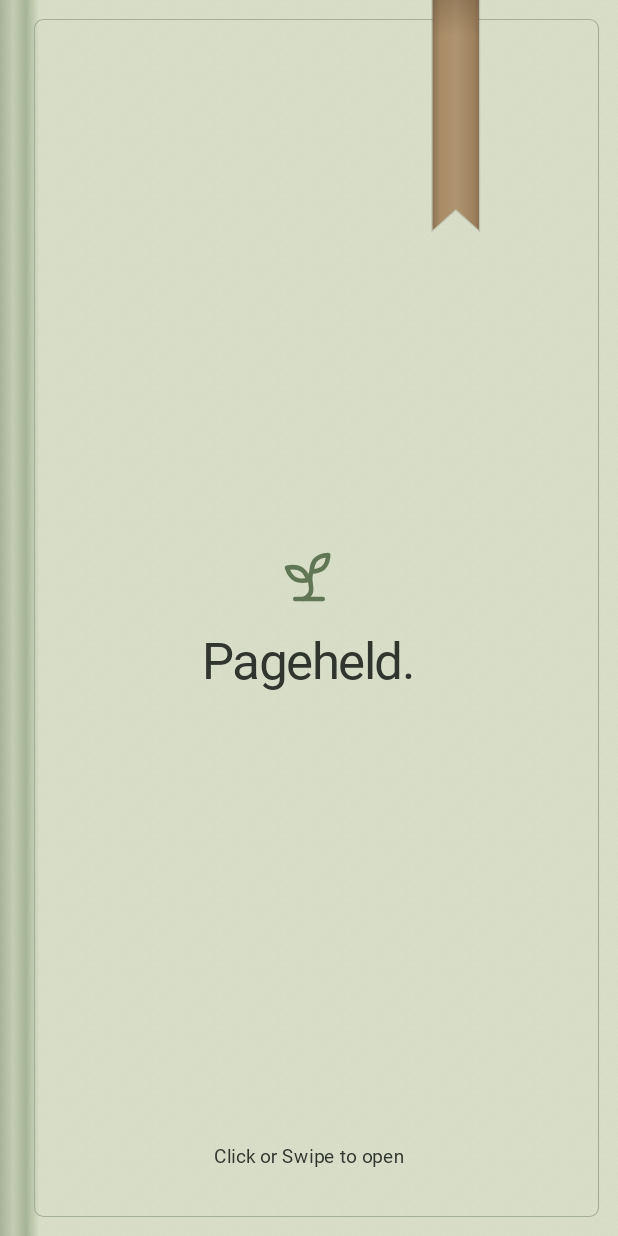
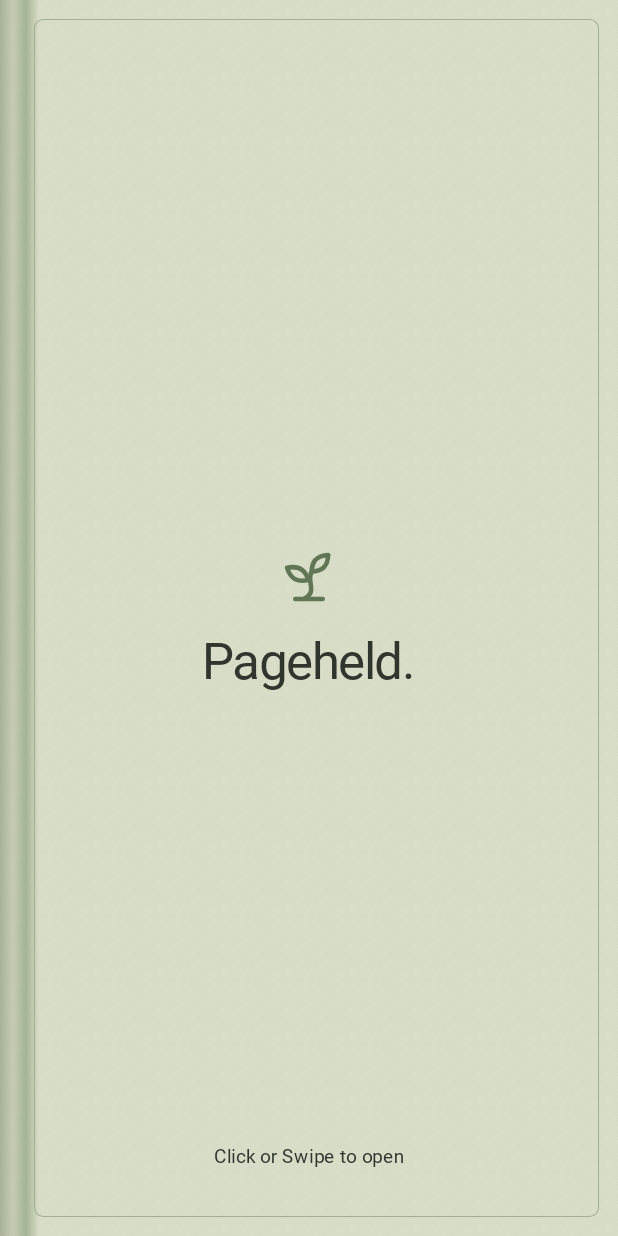
Before and after one commit to minsmakes/Pageheld, an Android app built with Jetpack Compose: the screen it shows after launch (MainActivity), on a phone screen of 412 x 824 dp. Run offline under Robolectric (Android 15) with nearby library versions, the phone set to English and light mode, and no system bars; our stand-ins replace Room's generated code; Roboto replaces fonts that are not available here.

Commit message:
Release Pageheld 1.5 phone and tablet notebook editions

```diff
--- a/app/src/main/java/app/pageheld/BookMotion.kt
+++ b/app/src/main/java/app/pageheld/BookMotion.kt
@@ -200,32 +200,7 @@ internal fun BookCover(motion: Boolean, onOpen: () -> Unit) {
                         androidx.compose.ui.geometry.CornerRadius(6.dp.toPx()),
                         style = Stroke(.7.dp.toPx()),
                     )
-                    val ribbonStart = w * .70f
-                    val ribbonWidth = w * .075f
-                    val ribbonEnd = ribbonStart + ribbonWidth
-                    val tip = maxOf(topInset + 46.dp.toPx(), h * .186f)
-                    val ribbon = Path().apply {
-                        moveTo(ribbonStart, 0f)
-                        lineTo(ribbonEnd, 0f)
-                        lineTo(ribbonEnd, tip)
-                        lineTo(ribbonStart + ribbonWidth / 2, tip - ribbonWidth * .45f)
-                        lineTo(ribbonStart, tip)
-                        close()
-                    }
-                    drawPath(ribbon, ink.copy(alpha = .17f), style = Stroke(1.6.dp.toPx()))
-                    drawPath(ribbon, Brush.horizontalGradient(
-                        0f to Color(0xff8e7357),
-                        .17f to Color(0xffa98c66),
-                        .52f to Color(0xffaf9470),
-                        .89f to Color(0xff9e815d),
-                        1f to Color(0xff8c7053),
-                        startX = ribbonStart,
-                        endX = ribbonEnd,
-                    ))
-                    drawPath(ribbon, Brush.verticalGradient(
-                        listOf(Color(0xff523e2b).copy(alpha = .25f), Color.Transparent),
-                        endY = 24.dp.toPx(),
-                    ))
+
                 }
                 .drawWithContent {
                     drawContent()
--- a/app/src/main/java/app/pageheld/MainActivity.kt
+++ b/app/src/main/java/app/pageheld/MainActivity.kt
@@ -117,12 +117,12 @@ private fun NotebookScreens(
         Modifier.fillMaxSize().background(ivory),
         contentAlignment = Alignment.TopCenter,
     ) {
-        Box(
+        NotebookSpread(
+            pages, editor, ::open,
             Modifier.fillMaxSize()
                 .windowInsetsPadding(WindowInsets.safeDrawing)
                 .imePadding()
                 .then(if (showCover) Modifier.clearAndSetSemantics {} else Modifier),
-            contentAlignment = Alignment.TopCenter,
         ) {
             if (data == null || locations == null || preferences == null)
                 CircularProgressIndicator()
--- /dev/null
+++ b/app/src/main/java/app/pageheld/NotebookSpread.kt
@@ -0,0 +1,63 @@
+package app.pageheld
+
+import androidx.compose.foundation.*
+import androidx.compose.foundation.layout.*
+import androidx.compose.foundation.lazy.LazyColumn
+import androidx.compose.foundation.lazy.items
+import androidx.compose.foundation.shape.RoundedCornerShape
+import androidx.compose.material3.HorizontalDivider
+import androidx.compose.material3.Text
+import androidx.compose.runtime.Composable
+import androidx.compose.ui.Alignment
+import androidx.compose.ui.Modifier
+import androidx.compose.ui.draw.clip
+import androidx.compose.ui.graphics.Brush
+import androidx.compose.ui.graphics.Color
+import androidx.compose.ui.unit.dp
+
+@Composable
+internal fun NotebookSpread(
+    pages: List<Page>, editor: String?, open: (Page) -> Unit,
+    modifier: Modifier, content: @Composable () -> Unit,
+) {
+    BoxWithConstraints(modifier, contentAlignment = Alignment.TopCenter) {
+        if (BuildConfig.FLAVOR != "tablet" || maxWidth < 840.dp) {
+            content()
+        } else {
+            Row(Modifier.widthIn(max = 1480.dp).fillMaxSize().padding(16.dp)
+                .background(sage, RoundedCornerShape(12.dp)).padding(5.dp)
+                .clip(RoundedCornerShape(8.dp)).background(ivory)) {
+                LazyColumn(
+                    Modifier.weight(.85f).fillMaxHeight().paper(),
+                    contentPadding = PaddingValues(horizontal = 36.dp, vertical = 32.dp),
+                    verticalArrangement = Arrangement.spacedBy(12.dp),
+                ) {
+                    if (editor == null) {
+                        item { Title("Notebook index", 26) }
+                        if (pages.isEmpty()) item { Note("Your saved pages will appear here.") }
+                        items(pages, key = { it.id }) { page ->
+                            Column(Modifier.fillMaxWidth().clickable { open(page) }.padding(vertical = 6.dp)) {
+                                Note(stamp(page.created, "yMMMd"))
+                                Title(page.heading(), 18)
+                                HorizontalDivider(color = edge)
+                            }
+                        }
+                    } else {
+                        val index = pages.indexOfFirst { it.id == editor }
+                        val facing = pages.getOrNull(index + 1)
+                        item { Note("Facing page") }
+                        if (facing != null) {
+                            item { Note(stamp(facing.created, "yMMMd")); Title(facing.heading(), 24) }
+                            item { Text(facing.body, fontSize = uiSp(18), lineHeight = uiSp(30), color = ink) }
+                        }
+                    }
+                }
+                Spacer(Modifier.fillMaxHeight().width(15.dp).background(Brush.horizontalGradient(
+                    listOf(ivory, Color(0xffc8bfab), Color(0xffe6decd), ivory))))
+                Box(Modifier.weight(1.15f).fillMaxHeight(), contentAlignment = Alignment.TopCenter) {
+                    content()
+                }
+            }
+        }
+    }
+}
```
Also changed, not shown: app/build.gradle.kts (+11 -3 lines), app/src/main/res/drawable-nodpi/ic_pageheld_artwork.png, 6 other files.
